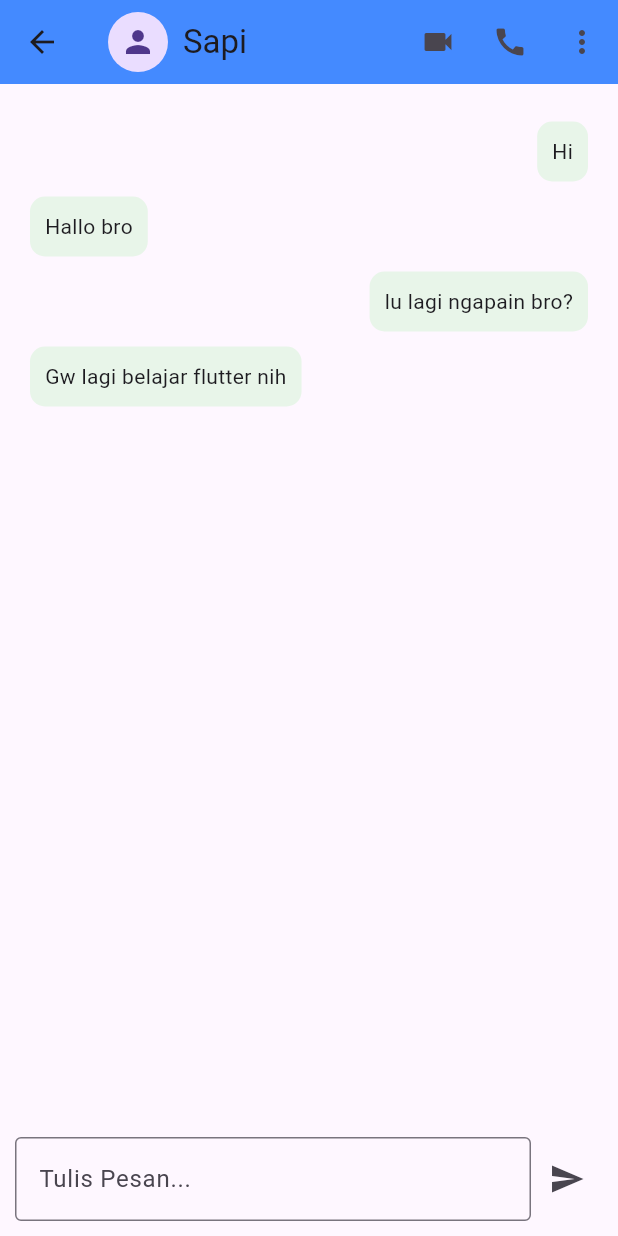
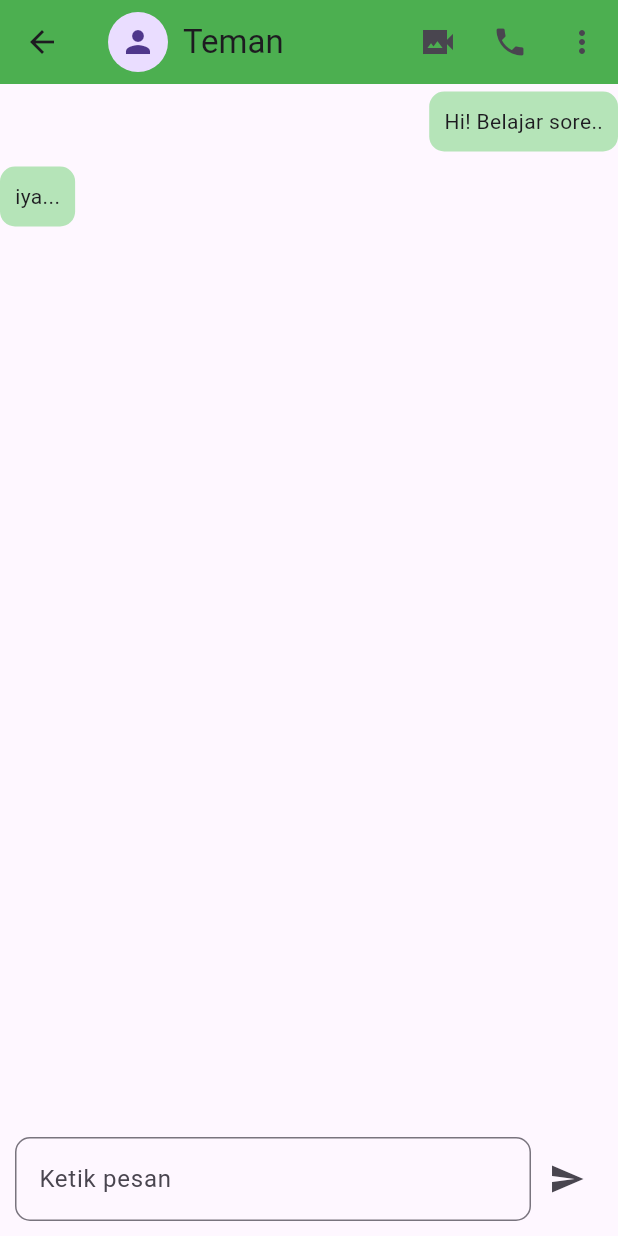
Before and after one commit to IrfhanArdhiansyah/Latihan-WhatsApp, a Flutter app: the DetailChat screen opened directly, on a phone screen of 412 x 824 dp. Run offline on Flutter 3.47's test engine with Material 3 defaults, Android fonts, the phone set to English and light mode, and no system bars.

Commit message:
MEB-15 Mengirim Pesan melalui inputan dan menerima balasan otomatis

```diff
--- a/lib/detail_chat.dart
+++ b/lib/detail_chat.dart
@@ -1,4 +1,12 @@
 import 'package:flutter/material.dart';
+
+// membuat model chat,blue print chat
+class Message{
+  final String chat;
+  final bool isMe;
+
+  Message({required this.chat, required this.isMe});
+}
 
 class DetailChat extends StatefulWidget {
   const DetailChat({super.key});
@@ -8,44 +16,75 @@ class DetailChat extends StatefulWidget {
 }
 
 class _DetailChatState extends State<DetailChat> {
+  // tambahkan controller
+  TextEditingController textPesan = TextEditingController();
+
+  final List<Message> _pesan = [
+    Message(chat: 'Hi! Belajar sore..', isMe: true),
+    Message(chat: 'iya...', isMe: false),
+  ];
+
+  // membuat fungsi tombol kirim
+  void KirimPesan() {
+    if(textPesan.text.trim().isEmpty) {
+      return;
+    }
+
+    setState(() { // untuk perubahan
+      _pesan.add(Message(chat: textPesan.text, isMe: true));
+    });
+
+    textPesan.clear();
+    Future.delayed(const Duration(seconds: 1), () {
+      setState(() {
+        _pesan.add(Message(chat: 'Sedang sibuk....', isMe: false));
+      });
+    });
+  }
+
+  @override
+  void dispose() {
+    textPesan.dispose();
+    super.dispose();
+  }
+
+
   @override
   Widget build(BuildContext context) {
     return Scaffold(
       appBar: AppBar(
-        backgroundColor: Colors.blueAccent,
+        backgroundColor: Colors.green,
         leading: IconButton(
-          onPressed: () {
+          onPressed: (){
               Navigator.pop(context);
           },
-          icon: Icon(Icons.arrow_back),
+          icon: Icon(Icons.arrow_back)
         ),
         title: Row(
           children: [
-              Padding(
-                padding: EdgeInsets.only(right: 10),
-                child: CircleAvatar(
+            CircleAvatar(
               child: Icon(Icons.person),
             ),
-                ),
-              Text("Sapi")
+            Padding(padding: EdgeInsets.only(right: 10)),
+            Text('Teman')
           ],
         ),
         actions: [
           IconButton(
-              onPressed: () {
-                debugPrint("Video Call!");
+          onPressed: (){
+              Navigator.pop(context);
           },
-              icon: Icon(Icons.videocam),
+          icon: Icon(Icons.video_camera_back_sharp),
         ),
         IconButton(
-              onPressed: () {
-                debugPrint("Telepon");
+          onPressed: (){
+              Navigator.pop(context);
           },
-              icon: Icon(Icons.call),
+          icon: Icon(Icons.phone),
         ),
         IconButton(
-              onPressed: () {
-                debugPrint("Menu Lain");
+          onPressed: (){
+              Navigator.pop(context);
           },
           icon: Icon(Icons.more_vert),
         ),
@@ -54,81 +93,43 @@ class _DetailChatState extends State<DetailChat> {
       body: Column(
         children: [
           Expanded(
-            child: ListView(
-              padding: EdgeInsets.all(20),
-              children: [
-                Align(
-                  alignment: Alignment.centerRight,
+            child: ListView.builder(
+              itemCount: _pesan.length,
+              itemBuilder: (context, index) {
+                final psn = _pesan[index];
+                return  Align(
+                  alignment:  psn.isMe ? Alignment.centerRight : Alignment.centerLeft,
                   child: Container(
-                    margin: EdgeInsets.symmetric(vertical: 5),
+                    margin: EdgeInsets.symmetric(
+                      vertical: 5
+                    ),
                     padding: EdgeInsets.all(10),
                     decoration: BoxDecoration(
-                      color: Colors.green[50],
+                      color: const Color.fromARGB(255, 181, 228, 184),
                       borderRadius: BorderRadius.circular(10)
                     ),
-                    child: Text("Hi"),
+                    child: Text(psn.chat),
                   ),
+                );
+              }
+            )
             ),
-                Align(
-                  alignment: Alignment.centerLeft,
-                  child: Container(
-                    margin: EdgeInsets.symmetric(vertical: 5),
-                    padding: EdgeInsets.all(10),
-                    decoration: BoxDecoration(
-                      color: Colors.green[50],
+            Padding(padding: EdgeInsetsGeometry.all(10),
+            child: Row(
+              children: [
+                Expanded(child: TextField(
+                  controller: textPesan,
+                  decoration: InputDecoration(
+                    hintText: "Ketik pesan",
+                    border: OutlineInputBorder(
                       borderRadius: BorderRadius.circular(10)
+                    )
                   ),
-                    child: Text("Hallo bro"),
-                  ),
-                ),
-                Align(
-                  alignment: Alignment.centerRight,
-                  child: Container(
-                    margin: EdgeInsets.symmetric(vertical: 5),
-                    padding: EdgeInsets.all(10),
-                    decoration: BoxDecoration(
-                      color: Colors.green[50],
-                      borderRadius: BorderRadius.circular(10)
-                    ),
-                    child: Text("lu lagi ngapain bro?"),
-                  ),
-                ),
-                Align(
-                  alignment: Alignment.centerLeft,
-                  child: Container(
-                    margin: EdgeInsets.symmetric(vertical: 5),
-                    padding: EdgeInsets.all(10),
-                    decoration: BoxDecoration(
-                      color: Colors.green[50],
-                      borderRadius: BorderRadius.circular(10)
-                    ),
-                    child: Text("Gw lagi belajar flutter nih"),
-                  ),
+                )),
+                IconButton(onPressed: KirimPesan, icon: Icon(Icons.send)
                 )
               ],
-            )
-          ),
-          Padding(
-              padding: EdgeInsetsGeometry.all(10),
-              child: Row(
-              children: [
-                Expanded(
-                  child: TextField(
-                    decoration: InputDecoration(
-                      hintText: "Tulis Pesan...",
-                      border: OutlineInputBorder(),
-                    ),
-                  ),
-                  ),
-                IconButton(
-                  onPressed: () {
-                    debugPrint("Mengirim pesan");
-                  },
-                  icon: Icon(Icons.send)
-                  )
-              ],
-            ),
-          )
+            ))
         ],
       ),
     );
```
Also changed, not shown: 1 other file. Lines whose indentation alone changed are shown as unchanged.
